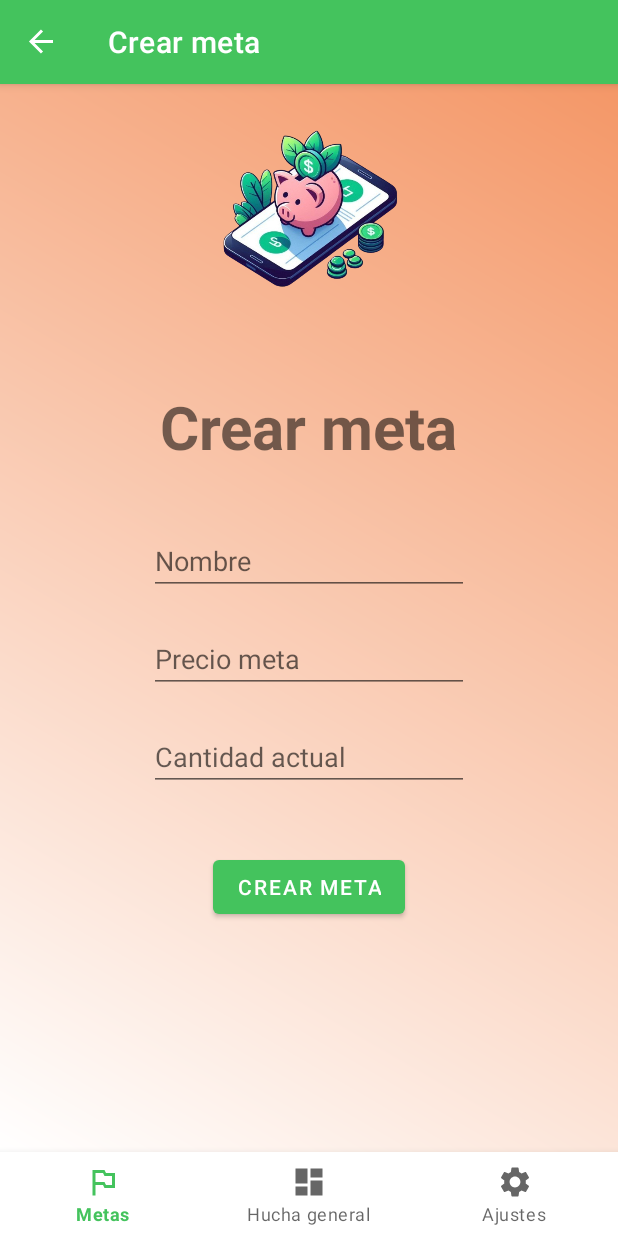
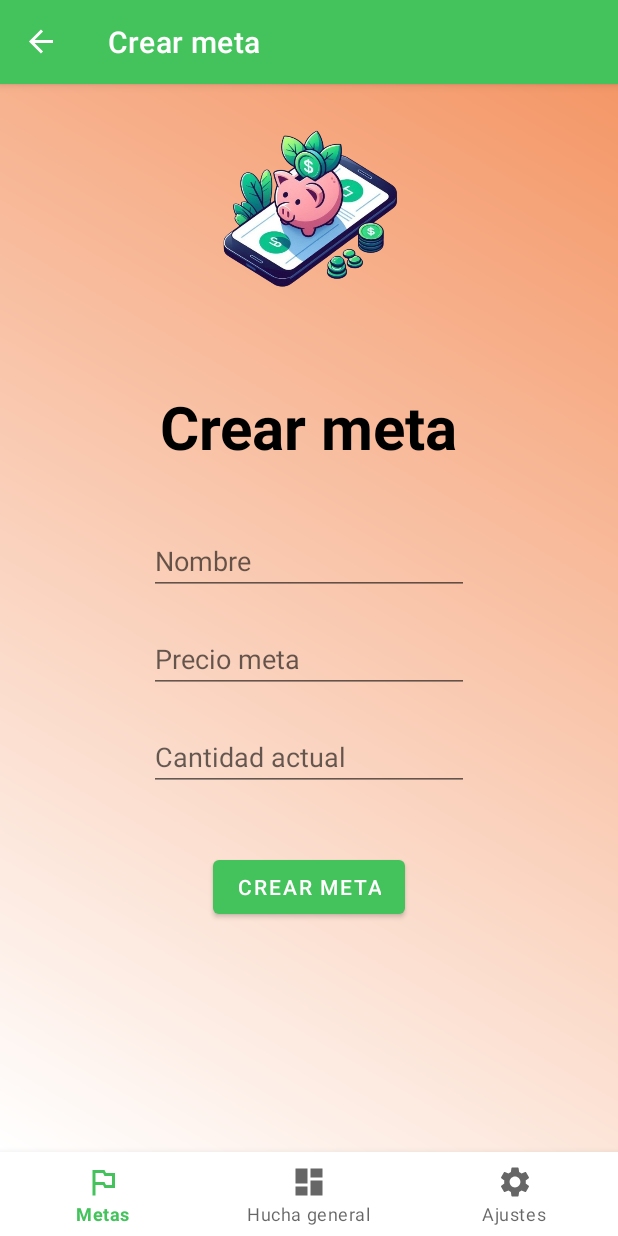
Before and after one commit to mariomontalvo93/Hucha_App, an Android app: the CrearMetaFragment screen opened through its navigation route, on a phone screen of 412 x 824 dp. Run offline under Robolectric (Android 15) with nearby library versions, the phone set to English and light mode, and no system bars; our stand-ins replace Room's generated code, navigation-ui.

Commit message:
Pequeños cambios de la app

```diff
--- a/app/src/main/java/com/example/hucha/ui/CrearMetaFragment.java
+++ b/app/src/main/java/com/example/hucha/ui/CrearMetaFragment.java
@@ -140,7 +140,7 @@ public class CrearMetaFragment extends Fragment {
             meta = new Meta(binding.etNombreMeta.getText().toString(),
                     Float.parseFloat(binding.etCantidadCrearMeta.getText().toString()),
                     Float.parseFloat(binding.etCantidadInicialMeta.getText().toString()),
-                    "#ffaa9c", false, bytes, -1, false,usuario);
+                    "#71B44E", false, bytes, -1, false,usuario);
 
 
             new Thread(new Runnable() {
--- a/app/src/main/java/com/example/hucha/ui/ajustes/AjustesFragment.java
+++ b/app/src/main/java/com/example/hucha/ui/ajustes/AjustesFragment.java
@@ -44,7 +44,7 @@ public class AjustesFragment extends Fragment {
                 .setTitle(getResources().getString(R.string.cerrar_sesion))
                 .setMessage(getResources().getString(R.string.aviso_cerrar_sesion))
                 .setIcon(android.R.drawable.ic_dialog_alert)
-                .setPositiveButton(getResources().getString(R.string.eliminar), (dialog, which) -> {
+                .setPositiveButton(getResources().getString(R.string.aceptar), (dialog, which) -> {
                     SharedPreferences sharedPreferences = Auxiliar.getPreferenciasCompartidas(context);
                     SharedPreferences.Editor editor = sharedPreferences.edit();
                     editor.putString("usuario", null);
--- a/app/src/main/res/layout/fragment_crear_meta.xml
+++ b/app/src/main/res/layout/fragment_crear_meta.xml
@@ -28,7 +28,8 @@
         app:layout_constraintTop_toBottomOf="@+id/ivCrearMeta"
         android:layout_marginTop="50dp"
         android:textSize="40sp"
-        android:textStyle="bold"/>
+        android:textStyle="bold"
+        android:textColor="@color/black"/>
 
     <EditText
         android:id="@+id/etNombreMeta"
```
